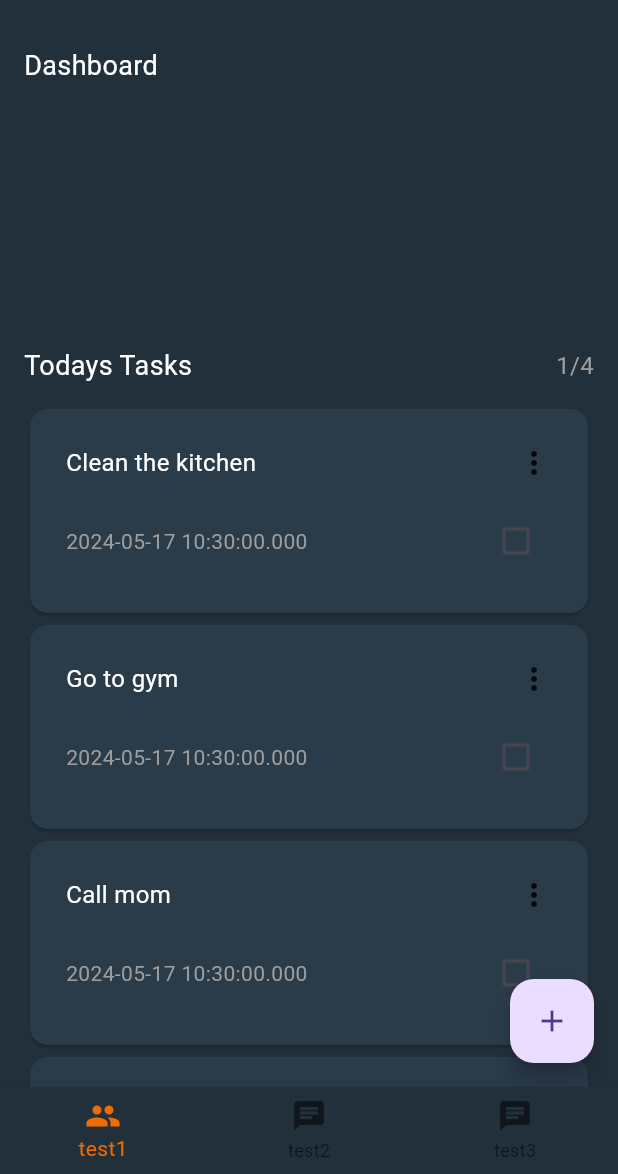
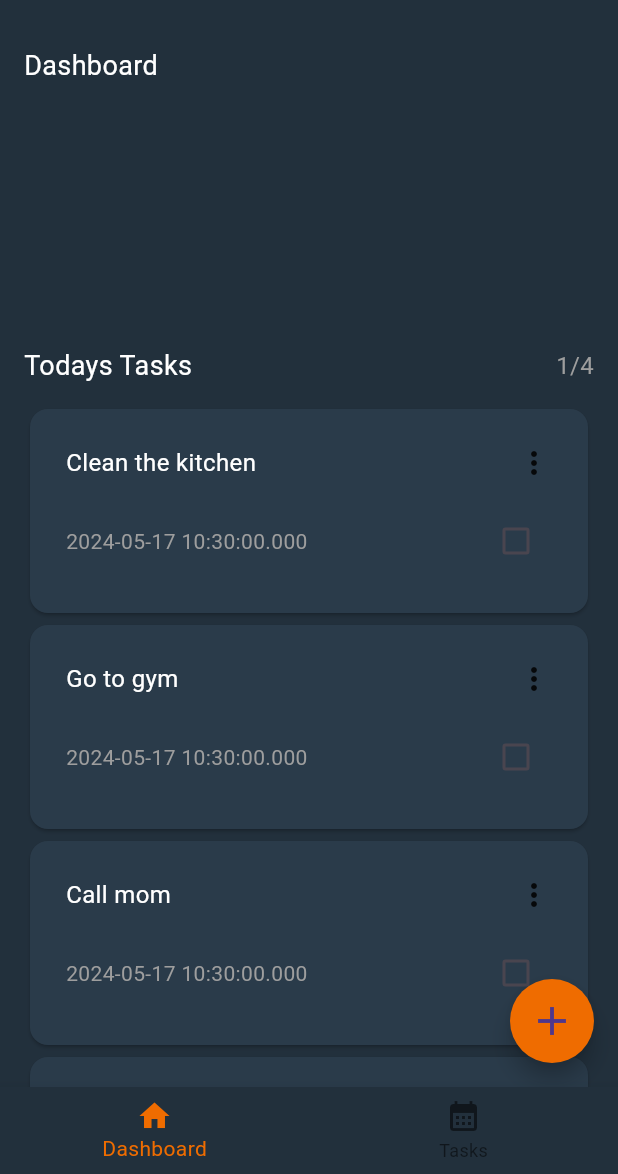
Before and after one commit to Dustindyn/to_do_app, a Flutter app: the screen it shows after launch, on a phone screen of 412 x 824 dp, the part 62-1236 px from its top. Run offline on Flutter 3.47's test engine with Material 3 defaults, Android fonts, the phone set to English and light mode, and no system bars; our stand-ins replace flutter_bloc, freezed_annotation, go_router; missing offline and left inert: animated_line_through; generated files the repository leaves out were written again.

Commit message:
style floating action button and adjust tab bar

```diff
--- a/lib/l10n/app_en.arb
+++ b/lib/l10n/app_en.arb
@@ -1,5 +1,6 @@
 {
     "app_title": "You Do",
     "daily_tasks": "Todays Tasks",
-    "dashboard": "Dashboard"
+    "dashboard": "Dashboard",
+    "tasks": "Tasks"
 }
--- a/lib/src/core/routing/router.dart
+++ b/lib/src/core/routing/router.dart
@@ -16,7 +16,7 @@ final GoRouter router = GoRouter(
           routes: [
             GoRoute(
               path: '/dashboard',
-              builder: (context, state) => DashboardPage(),
+              builder: (context, state) => const DashboardPage(),
             ),
           ],
         ),
@@ -28,14 +28,6 @@ final GoRouter router = GoRouter(
             ),
           ],
         ),
-        StatefulShellBranch(
-          routes: [
-            GoRoute(
-              path: '/stats',
-              builder: (context, state) => const DebugScreen(),
-            ),
-          ],
-        ),
       ],
     ),
   ],
--- a/lib/src/core/scaffolds/main_scaffold.dart
+++ b/lib/src/core/scaffolds/main_scaffold.dart
@@ -29,10 +29,12 @@ class MainScaffold extends StatelessWidget {
         ]),
         child: BottomNavigationBar(
           backgroundColor: context.theme.scaffoldBackgroundColor,
-          items: const <BottomNavigationBarItem>[
-            BottomNavigationBarItem(icon: Icon(Icons.group), label: "test1"),
-            BottomNavigationBarItem(icon: Icon(Icons.chat), label: "test2"),
-            BottomNavigationBarItem(icon: Icon(Icons.chat), label: "test3")
+          items: <BottomNavigationBarItem>[
+            BottomNavigationBarItem(
+                icon: const Icon(Icons.home), label: context.texts.dashboard),
+            BottomNavigationBarItem(
+                icon: const Icon(Icons.calendar_month),
+                label: context.texts.tasks),
           ],
           onTap: (tappedIndex) => navigationShell.goBranch(tappedIndex),
           currentIndex: navigationShell.currentIndex,
--- a/lib/src/features/dashboard/widgets/add_task_fab.dart
+++ b/lib/src/features/dashboard/widgets/add_task_fab.dart
@@ -1,13 +1,18 @@
 import 'package:flutter/material.dart';
+import 'package:you_do/src/core/theme/theme_extension.dart';
 
 class AddTaskFab extends StatelessWidget {
   const AddTaskFab({super.key});
 
   @override
   Widget build(BuildContext context) {
-    return const FloatingActionButton(
-      onPressed: null,
-      child: Icon(Icons.add),
+    return FloatingActionButton(
+      onPressed: () {},
+      backgroundColor: context.theme.primaryColor,
+      shape: RoundedRectangleBorder(
+        borderRadius: BorderRadius.circular(30),
+      ),
+      child: const Icon(Icons.add, size: 32),
     );
   }
 }
```
Also changed, not shown: pubspec.lock.
